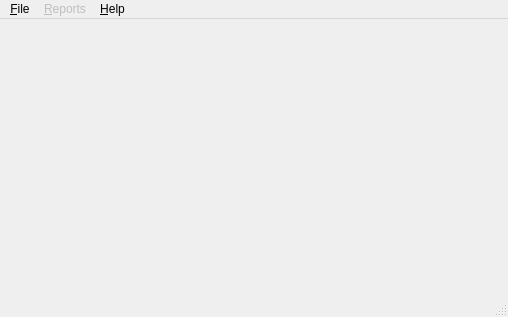
The window that trunk/mainwindow.ui (digitalsleuth/fred) describes before a commit, drawn with Qt 5.
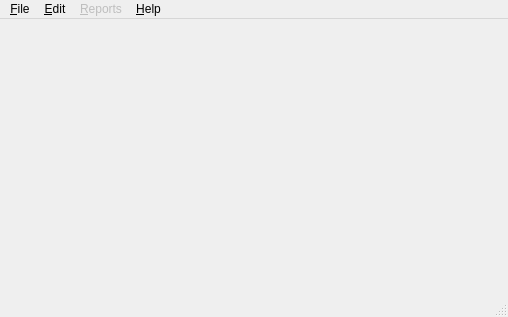
The same window after the commit. Icons and pictures are not drawn.

```diff
--- a/trunk/mainwindow.ui
+++ b/trunk/mainwindow.ui
@@ -63,7 +63,16 @@
      <string>&amp;Reports</string>
     </property>
    </widget>
+   <widget class="QMenu" name="MenuEdit">
+    <property name="title">
+     <string>&amp;Edit</string>
+    </property>
+    <addaction name="ActionSearch"/>
+    <addaction name="separator"/>
+    <addaction name="ActionPreferences"/>
+   </widget>
    <addaction name="MenuFile"/>
+   <addaction name="MenuEdit"/>
    <addaction name="MenuReports"/>
    <addaction name="MenuHelp"/>
   </widget>
```
Left out of the diff: 16 changed lines with no effect on the pictures.
